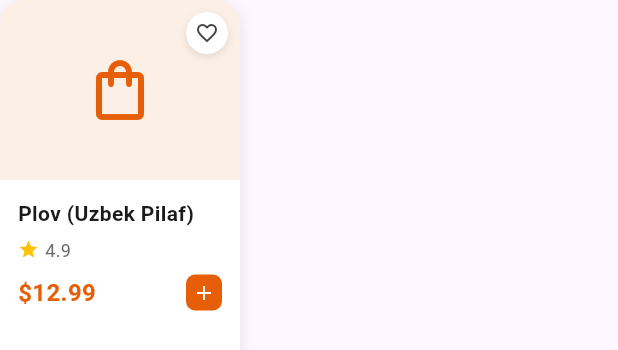
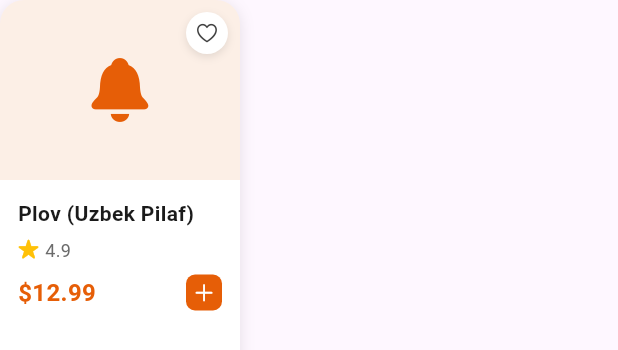
Before and after one commit to lobarashurova/MP_Project, a Flutter app: the ProductCard widget shown alone on an empty page, opened directly with sample values from the repository, on a phone screen of 412 x 824 dp. Shown: the top 350 px of the screen. Run offline on Flutter 3.47's test engine with Material 3 defaults, Android fonts, the phone set to English and light mode, and no system bars.

Commit message:
product card icons update

```diff
--- a/lib/presentation/home/widgets/product_card.dart
+++ b/lib/presentation/home/widgets/product_card.dart
@@ -1,5 +1,7 @@
 import 'package:flutter/material.dart';
+import 'package:flutter/cupertino.dart';
 import 'package:xurmo/core/constants/app_colors.dart';
+import 'package:xurmo/core/constants/app_text_styles.dart';
 import 'package:xurmo/data/models/product_model.dart';
 
 class ProductCard extends StatelessWidget {
@@ -39,7 +41,7 @@ class ProductCard extends StatelessWidget {
               children: [
                 Center(
                   child: Icon(
-                    Icons.shopping_bag_outlined,
+                    CupertinoIcons.bell_fill,
                     size: 48,
                     color: AppColors.primary,
                   ),
@@ -61,7 +63,7 @@ class ProductCard extends StatelessWidget {
                       ],
                     ),
                     child: Icon(
-                      Icons.favorite_border,
+                      CupertinoIcons.heart,
                       size: 16,
                       color: AppColors.iconPrimary,
                     ),
@@ -77,11 +79,7 @@ class ProductCard extends StatelessWidget {
               children: [
                 Text(
                   product.name,
-                  style: TextStyle(
-                    fontSize: 14,
-                    fontWeight: FontWeight.w600,
-                    color: AppColors.textPrimary,
-                  ),
+                  style: AppTextStyles.productName,
                   maxLines: 2,
                   overflow: TextOverflow.ellipsis,
                 ),
@@ -89,17 +87,14 @@ class ProductCard extends StatelessWidget {
                 Row(
                   children: [
                     Icon(
-                      Icons.star,
+                      CupertinoIcons.star_fill,
                       size: 14,
                       color: AppColors.warning,
                     ),
                     const SizedBox(width: 4),
                     Text(
                       product.rating.toString(),
-                      style: TextStyle(
-                        fontSize: 12,
-                        color: AppColors.textSecondary,
-                      ),
+                      style: AppTextStyles.ratingSmall,
                     ),
                   ],
                 ),
@@ -109,11 +104,7 @@ class ProductCard extends StatelessWidget {
                   children: [
                     Text(
                       '\$${product.price.toStringAsFixed(2)}',
-                      style: TextStyle(
-                        fontSize: 16,
-                        fontWeight: FontWeight.bold,
-                        color: AppColors.primary,
-                      ),
+                      style: AppTextStyles.productPrice,
                     ),
                     Container(
                       padding: const EdgeInsets.all(4),
@@ -122,7 +113,7 @@ class ProductCard extends StatelessWidget {
                         borderRadius: BorderRadius.circular(6),
                       ),
                       child: Icon(
-                        Icons.add,
+                        CupertinoIcons.add,
                         size: 16,
                         color: AppColors.surface,
                       ),
```
